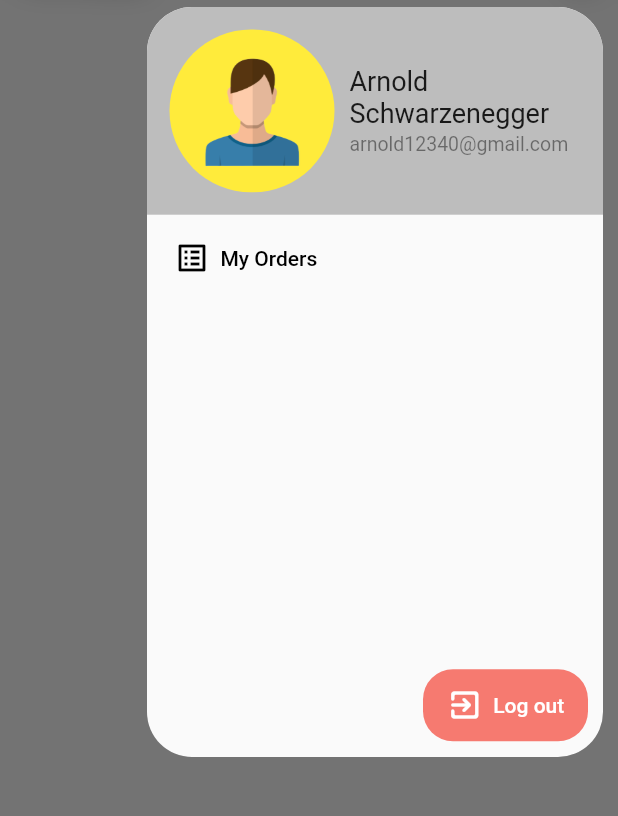
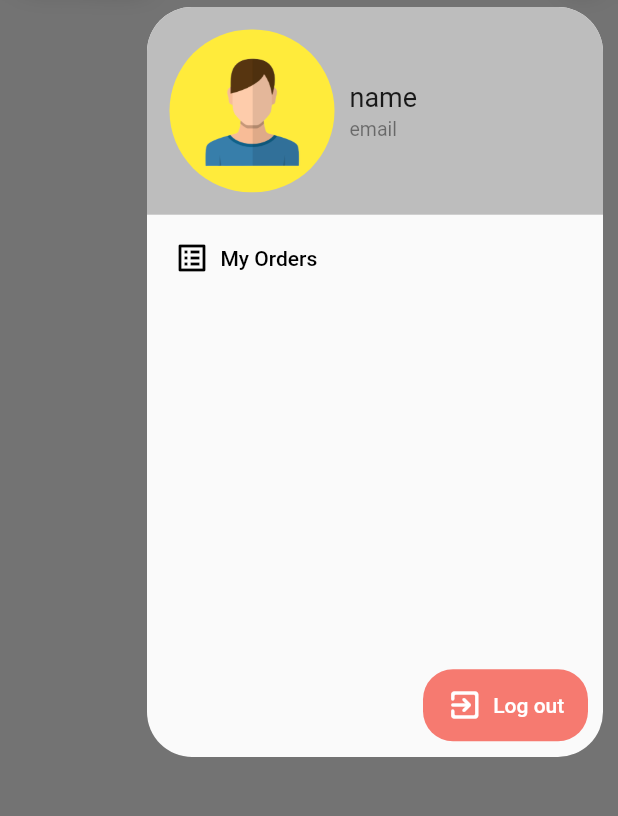
Before and after one commit to SupreetRonad/puthon1, a Flutter app: the screen it shows once a user with an empty profile is signed in, with the side drawer open, on a phone screen of 412 x 824 dp, the part 68-884 px from its top. Run offline on Flutter 3.47's test engine with Material 2 defaults, Android fonts, the phone set to English and light mode, and no system bars; our stand-ins replace cloud_firestore, date_time_picker, firebase_auth, firebase_core, firebase_messaging, flutter_spinkit and 1 more; accounts and stored records are empty; network calls fail.

Commit message:
details Screen back end with errors

```diff
--- a/puthon/lib/Screens/homeScreen.dart
+++ b/puthon/lib/Screens/homeScreen.dart
@@ -3,7 +3,7 @@ import 'dart:ui';
 import 'package:firebase_auth/firebase_auth.dart';
 import 'package:flutter/material.dart';
 
-var name = "Arnold Schwarzenegger", email = "arnold12340@gmail.com", dob, phone;
+var name, email, dob, phone;
 
 class HomeScreen extends StatelessWidget {
   @override
@@ -27,7 +27,11 @@ class HomeScreen extends StatelessWidget {
                       elevation: 10,
                       child: Column(
                         children: [
-                          Container(
+                          GestureDetector(
+                            onTap: () {
+                              Navigator.pushNamed(context, '/detailScreen');
+                            },
+                            child: Container(
                               color: Colors.grey[400],
                               padding: EdgeInsets.fromLTRB(0, 15, 0, 15),
                               child: Row(
@@ -49,13 +53,14 @@ class HomeScreen extends StatelessWidget {
                                   SizedBox(width: 10),
                                   Column(
                                     //mainAxisAlignment: MainAxisAlignment.start,
-                                  crossAxisAlignment: CrossAxisAlignment.start,
+                                    crossAxisAlignment:
+                                        CrossAxisAlignment.start,
                                     children: [
                                       Container(
                                         constraints: BoxConstraints(
                                             minWidth: 100, maxWidth: 150),
                                         child: Text(
-                                        name,
+                                          'name',
                                           style: TextStyle(
                                             fontSize: 18,
                                           ),
@@ -65,14 +70,16 @@ class HomeScreen extends StatelessWidget {
                                         height: 3,
                                       ),
                                       Text(
-                                      email,
+                                        'email',
                                         overflow: TextOverflow.ellipsis,
                                         style: TextStyle(
-                                          fontSize: 13, color: Colors.black45),
+                                            fontSize: 13,
+                                            color: Colors.black45),
                                       )
                                     ],
                                   ),
                                 ],
+                              ),
                             ),
                           ),
                           Container(
--- a/puthon/lib/main.dart
+++ b/puthon/lib/main.dart
@@ -36,6 +36,7 @@ class _MyAppState extends State<MyApp> {
         '/loadingScreen': (context) => LoadingScreen(),
         '/authScreen': (context) => AuthScreen(),
         '/detailScreen': (context) => DetailScreen(),
+        '/homeScreen': (context) => HomeScreen(),
       },
       home: StreamBuilder(
         stream: FirebaseAuth.instance.authStateChanges(),
@@ -44,8 +45,12 @@ class _MyAppState extends State<MyApp> {
             return LoadingScreen();
           }
           final user = userSnapshot.data;
+          // print("user : " + user.toString());
+          if(user != null) {
+            Top.uid = user.uid;
+          }
           if (user != null && Top.register) {
-            return DetailScreen();
+            return DetailScreen(uid: user.uid);
           } else if (user != null) {
             return HomeScreen();
           }
--- a/puthon/lib/shared/top.dart
+++ b/puthon/lib/shared/top.dart
@@ -1,3 +1,9 @@
 class Top {
   static var register = false;
+  static var uid;
+  // static var name;
+  // static var email;
+  // static var phone;
+  // static var gender;
+  // static var dob;
 }
```
Also changed, not shown: puthon/lib/Screens/detailScreen.dart (+20 -2 lines). Lines whose indentation alone changed are shown as unchanged.
